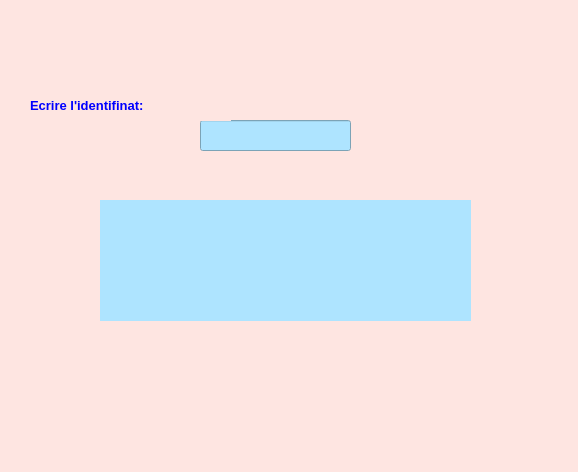
24-25PCPP2A27/projet2a-2a27-smart-clothing-store, file arduinodialog.ui: the form before one commit.
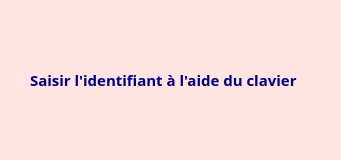
The form after the commit. Icons and pictures are not drawn.

Diff of the .ui file:
```diff
--- a/arduinodialog.ui
+++ b/arduinodialog.ui
@@ -6,8 +6,8 @@
    <rect>
     <x>0</x>
     <y>0</y>
-    <width>578</width>
-    <height>472</height>
+    <width>341</width>
+    <height>160</height>
    </rect>
   </property>
   <property name="windowTitle">
@@ -16,49 +16,25 @@
   <property name="styleSheet">
    <string notr="true"> background :rgb(254, 229, 225)</string>
   </property>
-  <widget class="QLabel" name="label">
-   <property name="geometry">
-    <rect>
-     <x>100</x>
-     <y>200</y>
-     <width>371</width>
-     <height>121</height>
-    </rect>
-   </property>
-   <property name="styleSheet">
-    <string notr="true">background :rgb(174, 228, 255)
-
-</string>
-   </property>
-   <property name="text">
-    <string/>
-   </property>
-  </widget>
-  <widget class="QLineEdit" name="lineEdit">
-   <property name="geometry">
-    <rect>
-     <x>200</x>
-     <y>120</y>
-     <width>151</width>
-     <height>31</height>
-    </rect>
-   </property>
-   <property name="styleSheet">
-    <string notr="true">background :rgb(174, 228, 255)
-</string>
-   </property>
-  </widget>
   <widget class="QLabel" name="label_2">
    <property name="geometry">
     <rect>
      <x>30</x>
-     <y>90</y>
-     <width>201</width>
-     <height>31</height>
+     <y>60</y>
+     <width>281</width>
+     <height>41</height>
     </rect>
    </property>
+   <property name="font">
+    <font>
+     <family>Tw Cen MT</family>
+     <pointsize>10</pointsize>
+     <weight>75</weight>
+     <bold>true</bold>
+    </font>
+   </property>
    <property name="text">
-    <string>&lt;html&gt;&lt;head/&gt;&lt;body&gt;&lt;p&gt;&lt;span style=&quot; font-size:10pt; font-weight:600; color:#0000ff;&quot;&gt;Ecrire l'identifinat:&lt;/span&gt;&lt;/p&gt;&lt;/body&gt;&lt;/html&gt;</string>
+    <string>&lt;html&gt;&lt;head/&gt;&lt;body&gt;&lt;p&gt;&lt;span style=&quot; font-size:11pt; color:#00007f;&quot;&gt;Saisir l'identifiant à l'aide du clavier&lt;/span&gt;&lt;/p&gt;&lt;/body&gt;&lt;/html&gt;</string>
    </property>
   </widget>
   <widget class="QLabel" name="label_3">
@@ -85,7 +61,7 @@
     <rect>
      <x>0</x>
      <y>0</y>
-     <width>61</width>
+     <width>71</width>
      <height>71</height>
     </rect>
    </property>
```
